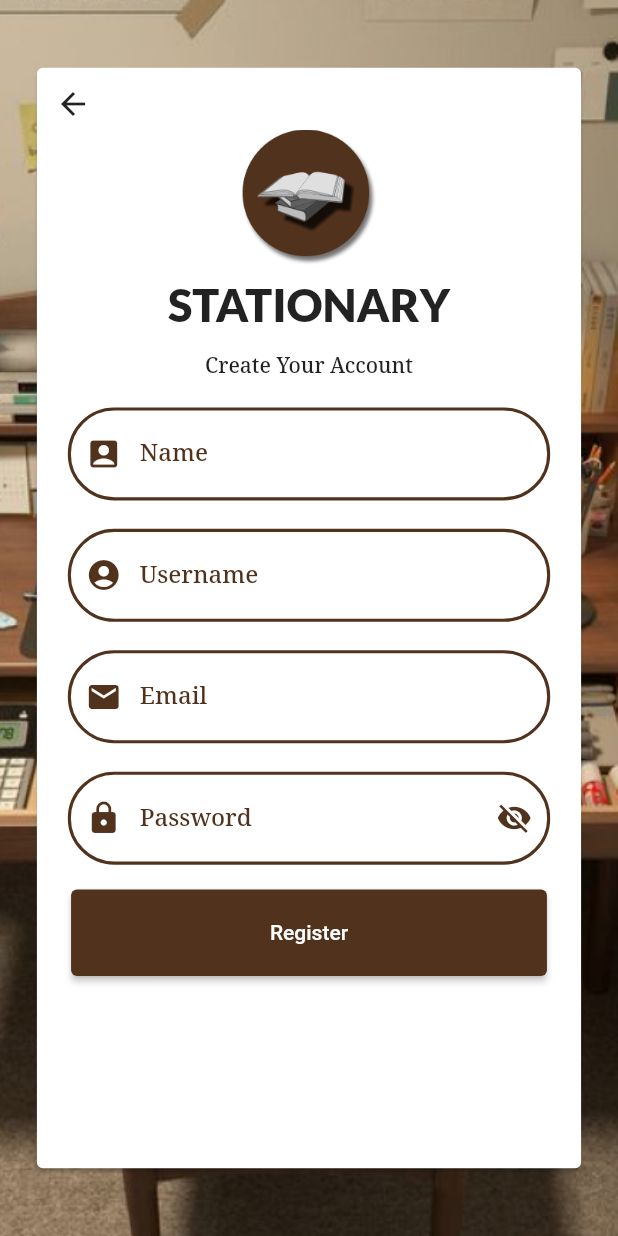
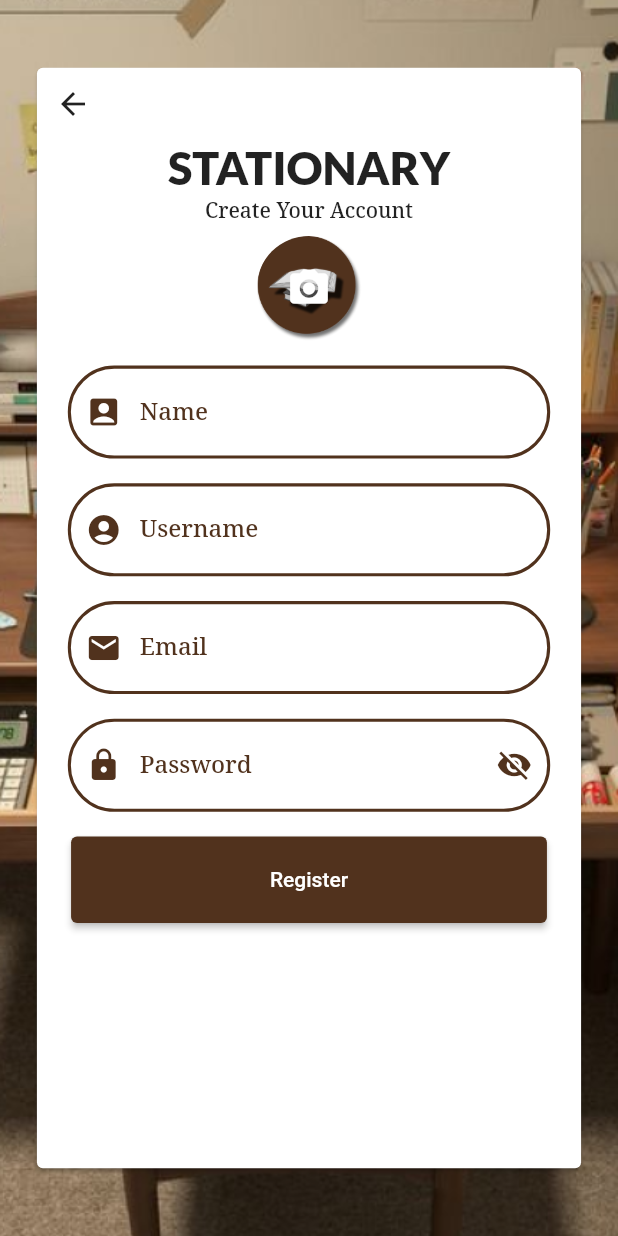
Before and after one commit to SkyPooZi/stationery_store, a Flutter app: the RegisterPage screen opened by its route, on a phone screen of 412 x 824 dp. Run offline on Flutter 3.47's test engine with Material 2 defaults, Android fonts, the light colour scheme and no system bars; our stand-ins replace carousel_slider, get, image_picker, shared_preferences, smooth_page_indicator; accounts and stored records are empty; network calls fail.

Commit message:
style:[SZ]add image in register

```diff
--- a/lib/controllers/login_controller.dart
+++ b/lib/controllers/login_controller.dart
@@ -18,8 +18,13 @@ class LoginController extends GetxController {
   void onInit() {
     // TODO: implement onInit
     super.onInit();
+    initializePrefs();
     cUsername = new TextEditingController();
     cPass = new TextEditingController();
+  }
+
+  void initializePrefs() async {
+    prefs = await SharedPreferences.getInstance();
   }
 
   void togglePasswordVisibility() {
@@ -27,7 +32,6 @@ class LoginController extends GetxController {
   }
 
   void Login() async {
-    prefs = await SharedPreferences.getInstance();
     final baseUrl = 'https://mediadwi.com/api/latihan/login';
     final response = await http.post(
       Uri.parse(baseUrl),
--- a/lib/main.dart
+++ b/lib/main.dart
@@ -19,7 +19,6 @@ class MyApp extends StatelessWidget {
     return GetMaterialApp(
       initialRoute: AppPages.INITIAL,
       getPages: AppPages.pages,
-      home: HomePage(),
     );
   }
 }
--- a/lib/pages/home_page.dart
+++ b/lib/pages/home_page.dart
@@ -1,16 +1,20 @@
 import 'package:carousel_slider/carousel_slider.dart';
 import 'package:flutter/material.dart';
+import 'package:get/get.dart';
+import 'package:stationery_store/controllers/home_controller.dart';
 import 'package:stationery_store/pages/promoCard.dart';
 import 'package:stationery_store/widget/navbar_bawah.dart';
 
 import '../helper/themes.dart';
 
 class HomePage extends StatelessWidget {
+  HomePage({Key? key}) : super(key: key);
+  HomeController controller = Get.find<HomeController>();
+
   @override
   Widget build(BuildContext context) {
     final screenWidth = MediaQuery.of(context).size.width;
     final screenHeight = MediaQuery.of(context).size.height;
-
     return Scaffold(
       backgroundColor: Colors.white,
       appBar: PreferredSize(
--- a/lib/pages/login_page.dart
+++ b/lib/pages/login_page.dart
@@ -7,8 +7,9 @@ import '../helper/themes.dart';
 import '../routes/route_name.dart';
 import '../widget/text_field.dart';
 
-class LoginPage extends GetView<LoginController> {
-  const LoginPage({Key? key}) : super(key: key);
+class LoginPage extends StatelessWidget {
+  LoginPage({Key? key}) : super(key: key);
+  LoginController controller = Get.find<LoginController>();
 
   @override
   Widget build(BuildContext context) {
--- a/lib/pages/register_page.dart
+++ b/lib/pages/register_page.dart
@@ -5,8 +5,9 @@ import '../controllers/register_controller.dart';
 import '../helper/themes.dart';
 import '../widget/text_field.dart';
 
-class RegisterPage extends GetView<RegisterController> {
-  const RegisterPage({Key? key}) : super(key: key);
+class RegisterPage extends StatelessWidget {
+  RegisterPage({Key? key}) : super(key: key);
+  RegisterController controller = Get.find<RegisterController>();
 
   @override
   Widget build(BuildContext context) {
@@ -40,48 +41,61 @@ class RegisterPage extends GetView<RegisterController> {
                           ),
                         ],
                       ),
-                      Center(
-                        child: Padding(
-                          padding: EdgeInsets.only(top: screenHeight * 0.050),
-                          child: Positioned(
-                            bottom: screenHeight * 0.10,
-                            child: Image.asset(
-                              icon,
-                              height: screenHeight * 0.110,
-                            ),
-                          ),
-                        ),
-                      ),
                     ],
                   ),
                   Center(
-                    child: Padding(
-                      padding: EdgeInsets.only(top: screenHeight * 0.009),
-                      child: Text(
-                        "STATIONARY",
-                        style: titleText,
-                      ),
+                    child: Text(
+                      "STATIONARY",
+                      style: titleText,
                     ),
                   ),
-                  Padding(padding: EdgeInsets.only(top: screenHeight * 0.016)),
+                  Padding(padding: EdgeInsets.only(top: screenHeight * 0.001)),
                   Text(
                       "Create Your Account",
                       style: defaultText
                   ),
+                  GestureDetector(
+                    onTap: () {
+                      controller.pickImage();
+                    },
+                    child: Obx(() {
+                      return Container(
+                        width: 70,
+                        height: 70,
+                        margin: EdgeInsets.only(top: screenHeight * 0.01),
+                        decoration: BoxDecoration(
+                          shape: BoxShape.circle,
+                          image: DecorationImage(
+                            fit: BoxFit.cover,
+                            image: controller.selectedImage.value != null
+                                ? FileImage(controller.selectedImage.value!)
+                                : AssetImage('assets/icon.png') as ImageProvider,
+                          ),
+                        ),
+                        child: Center(
+                          child: Icon(
+                            Icons.camera_alt,
+                            color: Colors.white,
+                            size: 30,
+                          ),
+                        ),
+                      );
+                    }),
+                  ),
                   Padding(
-                      padding: EdgeInsets.only(left: screenWidth * 0.05, right: screenWidth * 0.05, top: screenHeight * 0.023),
+                      padding: EdgeInsets.only(left: screenWidth * 0.05, right: screenWidth * 0.05, top: screenHeight * 0.020),
                       child: myForm(context, Icons.account_box, 'Name', false, TextInputType.name, controller.cName)
                   ),
                   Padding(
-                      padding: EdgeInsets.only(left: screenWidth * 0.05, right: screenWidth * 0.05, top: screenHeight * 0.023),
+                      padding: EdgeInsets.only(left: screenWidth * 0.05, right: screenWidth * 0.05, top: screenHeight * 0.020),
                       child: myForm(context, Icons.account_circle, 'Username', false, TextInputType.text, controller.cUsername)
                   ),
                   Padding(
-                      padding: EdgeInsets.only(left: screenWidth * 0.05, right: screenWidth * 0.05, top: screenHeight * 0.023),
+                      padding: EdgeInsets.only(left: screenWidth * 0.05, right: screenWidth * 0.05, top: screenHeight * 0.020),
                       child: myForm(context, Icons.email, 'Email', false, TextInputType.emailAddress, controller.cEmail)
                   ),
                   Padding(
-                    padding: EdgeInsets.only(left: screenWidth * 0.05, right: screenWidth * 0.05, top: screenHeight * 0.023),
+                    padding: EdgeInsets.only(left: screenWidth * 0.05, right: screenWidth * 0.05, top: screenHeight * 0.020),
                     child: Obx(() {
                       return myPassword(
                         context,
@@ -100,7 +114,7 @@ class RegisterPage extends GetView<RegisterController> {
                     padding: EdgeInsets.symmetric(vertical: screenHeight * 0.01),
                   ),
                   Container(
-                    padding: EdgeInsets.only(bottom: screenHeight * 0.016),
+                    padding: EdgeInsets.only(bottom: screenHeight * 0.010),
                     child: ElevatedButton(
                       onPressed: () {
                         controller.Register();
--- a/lib/pages/splash_screen.dart
+++ b/lib/pages/splash_screen.dart
@@ -4,8 +4,9 @@ import 'package:get/get.dart';
 import '../controllers/splash_screen_controller.dart';
 import '../helper/themes.dart';
 
-class SplashScreen extends GetView<SplashScreenController> {
-  SplashScreenController splashscreencontroller = Get.put(SplashScreenController());
+class SplashScreen extends StatelessWidget {
+  SplashScreen({Key? key}) : super(key: key);
+  SplashScreenController controller = Get.find<SplashScreenController>();
 
   @override
   Widget build(BuildContext context) {
--- a/pubspec.yaml
+++ b/pubspec.yaml
@@ -38,6 +38,7 @@ dependencies:
   get: ^4.6.5
   http: ^1.1.0
   shared_preferences: ^2.2.2
+  image_picker: ^1.0.4
   carousel_slider: ^4.2.1
   smooth_page_indicator: ^0.3.0-nullsafety.0
 
```
Also changed, not shown: lib/controllers/home_controller.dart (+20 -0 lines), lib/controllers/register_controller.dart (+12 -0 lines), lib/models/list_model.dart (added, +54 -0 lines), pubspec.lock, 5 other files.
